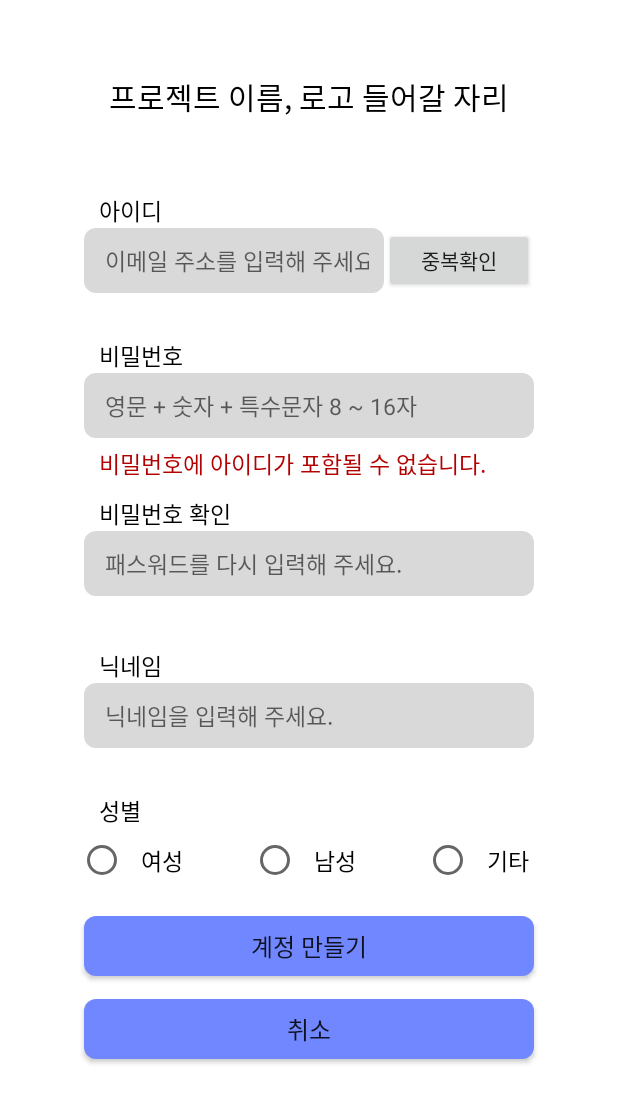
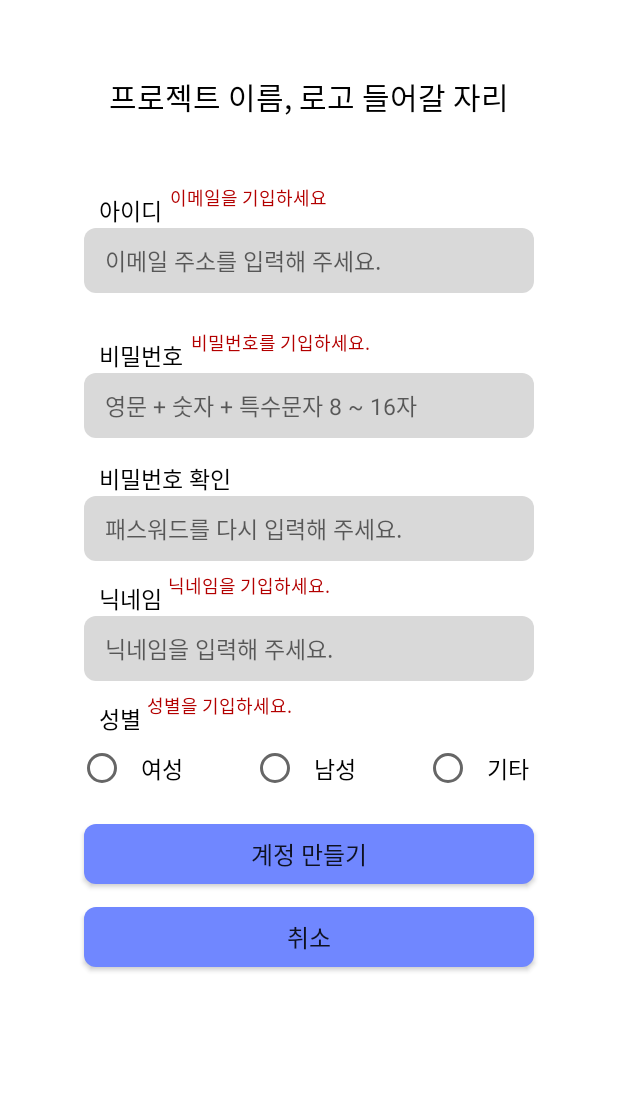
Before and after one commit to 4nchor/2022-SW, an Android app: the JoinActivity screen opened directly, with no data from a screen before it, after a tap on "계정 만들기", on a phone screen of 412 x 824 dp. Shown: the top 1103 px of the screen. Run offline under Robolectric (Android 15) with nearby library versions, the phone set to English and light mode, and no system bars; our stand-ins replace Firebase (no records; nobody signed in at launch, a user with empty details on screens opened directly), data binding.

Commit message:
Join Activity Done

```diff
--- a/app/src/main/java/com/libienz/se_2022_closet/startApp_1/activity/JoinActivity.java
+++ b/app/src/main/java/com/libienz/se_2022_closet/startApp_1/activity/JoinActivity.java
@@ -10,6 +10,7 @@ import android.text.Editable;
 import android.text.TextWatcher;
 import android.util.Log;
 import android.view.View;
+import android.widget.EditText;
 import android.widget.RadioButton;
 import android.widget.RadioGroup;
 import android.widget.TextView;
@@ -21,8 +22,11 @@ import com.google.android.gms.tasks.Task;
 import com.google.firebase.auth.AuthResult;
 import com.google.firebase.auth.FirebaseAuth;
 import com.google.firebase.auth.FirebaseUser;
+import com.google.firebase.database.DataSnapshot;
+import com.google.firebase.database.DatabaseError;
 import com.google.firebase.database.DatabaseReference;
 import com.google.firebase.database.FirebaseDatabase;
+import com.google.firebase.database.ValueEventListener;
 import com.libienz.se_2022_closet.R;
 import com.libienz.se_2022_closet.databinding.ActivityJoinBinding;
 import com.libienz.se_2022_closet.startApp_1.data.UserInfo;
@@ -40,6 +44,8 @@ public class JoinActivity extends AppCompatActivity {
     private boolean password_check_flag = false; //비밀번호와 비밀번호 확인란의 두 패스워드가 같은지를 나타내는 flag
     private boolean password_validation_flag = false; //비밀번호가 유효한지를 보여주는 flag
     private boolean email_checked_flag = false; //이메일 중복을 확인했는지 나타내는 flag
+    private boolean nickname_filled_flag = false;
+    private boolean gender_filled_flag = false;
 
 
 
@@ -48,11 +54,19 @@ public class JoinActivity extends AppCompatActivity {
      * 성공하면 로그인 까지 완료시키고 메인화면으로
      * 실패하면 토스트메세지 출력 */
     public void createUserWithEmailAndPassword(String email, String password) {
+        emailEmptyCheck();
+        emailDuplicateCheck();
         samePasswordCheck(); //비밀번호와 비밀번호 확인이 같다면 flag값이 바뀐다.
         passwordValidCheck(); //비밀번호가 조건을 담은 정규식을 만족한다면 flag값이 바뀐다.
-        emailCheck(); //이메일 중복체크를 진행해서 사용가능한 아이디임을 확인했다면 flag값이 바뀐다.
+        nicknameEmptyCheck();
+        genderEmptyCheck();
 
-        if (!(password_check_flag && password_validation_flag && email_checked_flag)) {return;} //flag값이 모두 1이 아니라면 메소드 종료 다시 적절한 조건에서 이벤트가 일어나길 기다리게 됨
+
+        if (  !(password_check_flag &&
+                password_validation_flag &&
+                email_checked_flag &&
+                nickname_filled_flag &&
+                gender_filled_flag)) {return;} //flag값이 모두 1이 아니라면 메소드 종료 이벤트 다시기다림
 
         //flag값이 모두 만족하면 유저 생성
         auth.createUserWithEmailAndPassword(email, password)
@@ -65,7 +79,11 @@ public class JoinActivity extends AppCompatActivity {
                             int genderId = radioGroup.getCheckedRadioButtonId();
                             RadioButton radioButton = findViewById(genderId);
                             user = new UserInfo(email,password,nickname,radioButton.getText().toString());
-                            userRef.push().setValue(user.toString());
+                            userRef.child(auth.getCurrentUser().getUid().toString()).child("email").setValue(user.getEmail());
+                            userRef.child(auth.getCurrentUser().getUid().toString()).child("password").setValue(user.getPassword());
+                            userRef.child(auth.getCurrentUser().getUid().toString()).child("nickname").setValue(user.getNickname());
+                            userRef.child(auth.getCurrentUser().getUid().toString()).child("gender").setValue(user.getGender());
+
 
 
 
@@ -89,6 +107,35 @@ public class JoinActivity extends AppCompatActivity {
                 });
     }
 
+    public boolean isEditTextEmpty(EditText edt) {
+        if (edt.getText().toString().equals("")) {return true;}
+        else {return false;}
+    }
+    public void nicknameEmptyCheck() {
+        String nickname;
+        EditText edt = binding.joinName;
+        if (isEditTextEmpty(edt)) {
+            binding.nameEmptyCheck.setText("닉네임을 기입하세요.");
+        }
+
+        else {
+            nickname_filled_flag = true;
+            binding.nameEmptyCheck.setText("");
+        }
+    }
+
+    public void genderEmptyCheck() {
+        RadioGroup radioGroup = binding.genderAll;
+        int genderId = radioGroup.getCheckedRadioButtonId();
+        RadioButton radioButton = findViewById(genderId);
+        if (radioButton == null) {
+            binding.genderEmptyCheck.setText("성별을 기입하세요.");
+            return;
+        }
+        gender_filled_flag = true;
+        binding.genderEmptyCheck.setText("");
+
+    }
     //비밀번호와 비밀번호 확인이 같은 지 확인하는 메소드 같지 않다면 같지 않다고 텍스트를 보여준다.
     public void samePasswordCheck() {
         String pw = binding.joinPassword.getText().toString(); //비밀번호란에 입력된 문자열
@@ -109,7 +156,8 @@ public class JoinActivity extends AppCompatActivity {
     //사용하지 않았는지에 대한 조건을 검사한다.
     public void passwordValidCheck() {
         String userId = binding.joinEmail.getText().toString();
-        String password = binding.joinPassword.getText().toString(); //비밀번호란에 입력된 문자열
+        EditText edt = binding.joinPassword;
+        String password = edt.getText().toString(); //비밀번호란에 입력된 문자열
         TextView pw_valid = binding.pwValidCheck;
 
         String pwPattern = "^(?=.*[A-Za-z])(?=.*\\d)(?=.*[~!@#$%^&*()+|=])[A-Za-z\\d~!@#$%^&*()+|=]{8,16}$";
@@ -117,6 +165,11 @@ public class JoinActivity extends AppCompatActivity {
 
         pwPattern = "(.)\\1\\1\\1";
         Matcher matcher2 = Pattern.compile(pwPattern).matcher(password);
+
+        if(isEditTextEmpty(edt)) {
+            pw_valid.setText("비밀번호를 기입하세요.");
+            return;
+        }
 
         if(password.contains(userId)){
             pw_valid.setText("비밀번호에 아이디가 포함될 수 없습니다.");
@@ -145,7 +198,39 @@ public class JoinActivity extends AppCompatActivity {
 
     }
 
-    public void emailCheck() {
+    public void emailEmptyCheck() {
+        EditText edt = binding.joinEmail;
+        if (isEditTextEmpty(edt)) {
+            binding.emailCheck.setText("이메일을 기입하세요");
+            return;
+        }
+        binding.emailCheck.setText("");
+    }
+
+    public void emailDuplicateCheck() {
+        String inputEmail = binding.joinEmail.getText().toString();
+        userRef.addListenerForSingleValueEvent(new ValueEventListener() {
+            @Override
+            public void onDataChange(@NonNull DataSnapshot snapshot) {
+                for (DataSnapshot userSnaposhot : snapshot.getChildren()) {
+                    String dbItrEmail = userSnaposhot.child("email").getValue().toString();
+                    if(inputEmail.equals(dbItrEmail)) {
+                        binding.emailCheck.setText("이미 존재하는 이메일 입니다.");
+                        return;
+                    }
+                    binding.emailCheck.setText("");
+                    email_checked_flag = true;
+                }
+            }
+
+            @Override
+            public void onCancelled(@NonNull DatabaseError databaseError) {
+                // 디비를 가져오던중 에러 발생 시
+                //Log.e("MainActivity", String.valueOf(databaseError.toException())); // 에러문 출력
+            }
+        });
+
+
         email_checked_flag=true;
     }
 
--- a/app/src/main/java/com/libienz/se_2022_closet/startApp_1/data/UserInfo.java
+++ b/app/src/main/java/com/libienz/se_2022_closet/startApp_1/data/UserInfo.java
@@ -13,6 +13,22 @@ public class UserInfo {
     private String nickname;
     private String gender;
 
+    public String getEmail() {
+        return email;
+    }
+
+    public String getNickname() {
+        return nickname;
+    }
+
+    public String getPassword() {
+        return password;
+    }
+
+    public String getGender() {
+        return gender;
+    }
+
     @Override
     public String toString() {
         return email + "/" + password + "/" + nickname + "/" + gender;
--- a/app/src/main/res/layout/activity_join.xml
+++ b/app/src/main/res/layout/activity_join.xml
@@ -33,6 +33,10 @@
                 android:layout_height="wrap_content"
                 android:orientation="vertical">
 
+                <LinearLayout
+                    android:layout_width="match_parent"
+                    android:layout_height="wrap_content"
+                    android:orientation="horizontal">
                 <TextView
                     android:fontFamily="@font/bmjua_ttf"
                     android:layout_width="wrap_content"
@@ -42,7 +46,17 @@
                     android:text="아이디"
                     android:textColor="#000000"
                     android:textSize="15dp" />
+                <TextView
+                    android:fontFamily="@font/bmjua_ttf"
+                    android:id="@+id/email_check"
+                    android:layout_width="match_parent"
+                    android:layout_height="wrap_content"
+                    android:layout_marginLeft="5dp"
+                    android:text=""
+                    android:textColor="#B30000"
+                    android:textSize="12dp" />
 
+                </LinearLayout>
 
                 <LinearLayout
                     android:layout_width="300dp"
@@ -54,7 +68,7 @@
 
                     <EditText
                         android:id="@+id/joinEmail"
-                        android:layout_width="200dp"
+                        android:layout_width="300dp"
                         android:layout_height="wrap_content"
                         android:background="@drawable/edit"
                         android:hint=" 이메일 주소를 입력해 주세요."
@@ -63,14 +77,13 @@
                         android:textSize="15dp" />
 
 
-                    <Button
-                        android:fontFamily="@font/bmjua_ttf"
-                        android:id="@+id/findEmail"
-                        android:layout_width="match_parent"
-                        android:layout_height="match_parent"
-                        android:text="중복확인" />
 
                 </LinearLayout>
+
+                <LinearLayout
+                    android:layout_width="match_parent"
+                    android:layout_height="wrap_content"
+                    android:orientation="horizontal">
 
                     <TextView
                         android:fontFamily="@font/bmjua_ttf"
@@ -81,6 +94,18 @@
                         android:text="비밀번호"
                         android:textColor="#000000"
                         android:textSize="15dp" />
+
+                    <TextView
+                        android:fontFamily="@font/bmjua_ttf"
+                        android:id="@+id/pw_valid_check"
+                        android:layout_width="match_parent"
+                        android:layout_height="wrap_content"
+                        android:layout_marginLeft="5dp"
+                        android:text=""
+                        android:textColor="#B30000"
+                        android:textSize="12dp" />
+                </LinearLayout>
+
 
                 <EditText
                     android:id="@+id/joinPassword"
@@ -94,15 +119,12 @@
                     android:padding="10dp"
                     android:textSize="15dp" />
 
-                <TextView
-                    android:fontFamily="@font/bmjua_ttf"
-                    android:id="@+id/pw_valid_check"
+
+
+                <LinearLayout
                     android:layout_width="match_parent"
                     android:layout_height="wrap_content"
-                    android:layout_marginLeft="66dp"
-                    android:text=""
-                    android:textColor="#B30000"
-                    android:textSize="15dp" />
+                    android:orientation="horizontal">
 
                     <TextView
                         android:fontFamily="@font/bmjua_ttf"
@@ -113,6 +135,17 @@
                         android:text="비밀번호 확인"
                         android:textColor="#000000"
                         android:textSize="15dp" />
+                    <TextView
+                        android:fontFamily="@font/bmjua_ttf"
+                        android:id="@+id/samePasswordCheck"
+                        android:layout_width="match_parent"
+                        android:layout_height="wrap_content"
+                        android:layout_marginLeft="5dp"
+                        android:text=""
+                        android:textColor="#B30000"
+                        android:textSize="12dp" />
+                </LinearLayout>
+
 
                 <EditText
                     android:id="@+id/joinPwck"
@@ -126,16 +159,13 @@
                     android:padding="10dp"
                     android:textSize="15dp" />
 
-                <TextView
-                    android:fontFamily="@font/bmjua_ttf"
-                    android:id="@+id/samePasswordCheck"
+
+
+
+                <LinearLayout
                     android:layout_width="match_parent"
                     android:layout_height="wrap_content"
-                    android:layout_marginLeft="66dp"
-                    android:text=""
-                    android:textColor="#B30000"
-                    android:textSize="15dp" />
-
+                    android:orientation="horizontal">
 
                     <TextView
                         android:fontFamily="@font/bmjua_ttf"
@@ -146,20 +176,37 @@
                         android:text="닉네임"
                         android:textColor="#000000"
                         android:textSize="15dp" />
+                    <TextView
+                        android:fontFamily="@font/bmjua_ttf"
+                        android:id="@+id/name_empty_check"
+                        android:layout_width="match_parent"
+                        android:layout_height="wrap_content"
+                        android:layout_marginLeft="4dp"
+                        android:text=""
+                        android:textColor="#B30000"
+                        android:textSize="12dp" />
+                </LinearLayout>
+
 
                 <EditText
                     android:id="@+id/joinName"
                     android:layout_width="300dp"
                     android:layout_height="wrap_content"
                     android:layout_gravity="center"
-                    android:layout_marginBottom="20dp"
+                    android:layout_marginBottom="3dp"
                     android:background="@drawable/edit"
                     android:hint=" 닉네임을 입력해 주세요."
                     android:inputType="textEmailAddress"
                     android:padding="10dp"
                     android:textSize="15dp" />
 
+
+                <LinearLayout
+                    android:layout_width="match_parent"
+                    android:layout_height="wrap_content"
+                    android:orientation="horizontal">
                 <TextView
+                    android:fontFamily="@font/bmjua_ttf"
                     android:layout_width="wrap_content"
                     android:layout_height="wrap_content"
                     android:layout_marginLeft="66dp"
@@ -167,6 +214,16 @@
                     android:text="성별"
                     android:textColor="#000000"
                     android:textSize="15dp" />
+                <TextView
+                    android:fontFamily="@font/bmjua_ttf"
+                    android:id="@+id/gender_empty_check"
+                    android:layout_width="match_parent"
+                    android:layout_height="wrap_content"
+                    android:layout_marginLeft="4dp"
+                    android:text=""
+                    android:textColor="#B30000"
+                    android:textSize="12dp" />
+                </LinearLayout>
 
                 <RadioGroup
                     android:id="@+id/gender_all"
@@ -209,6 +266,7 @@
 
             </LinearLayout>
 
+
             <Button
                 android:fontFamily="@font/bmjua_ttf"
                 android:id="@+id/joinButton"
```
Lines whose indentation alone changed are shown as unchanged.
